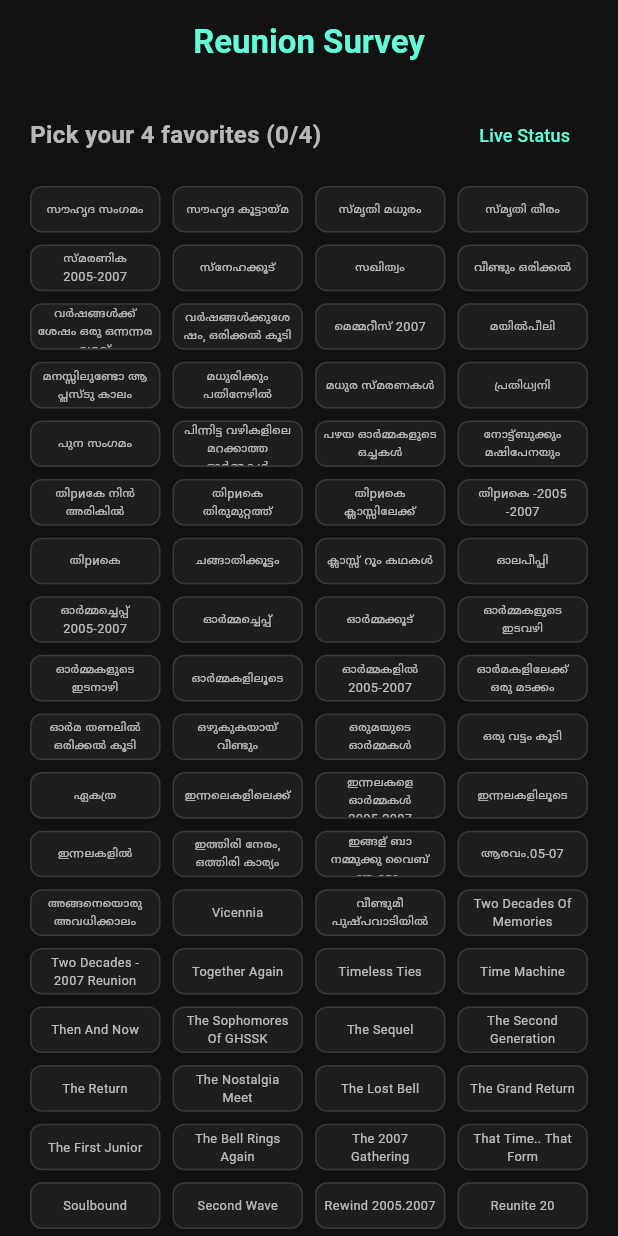
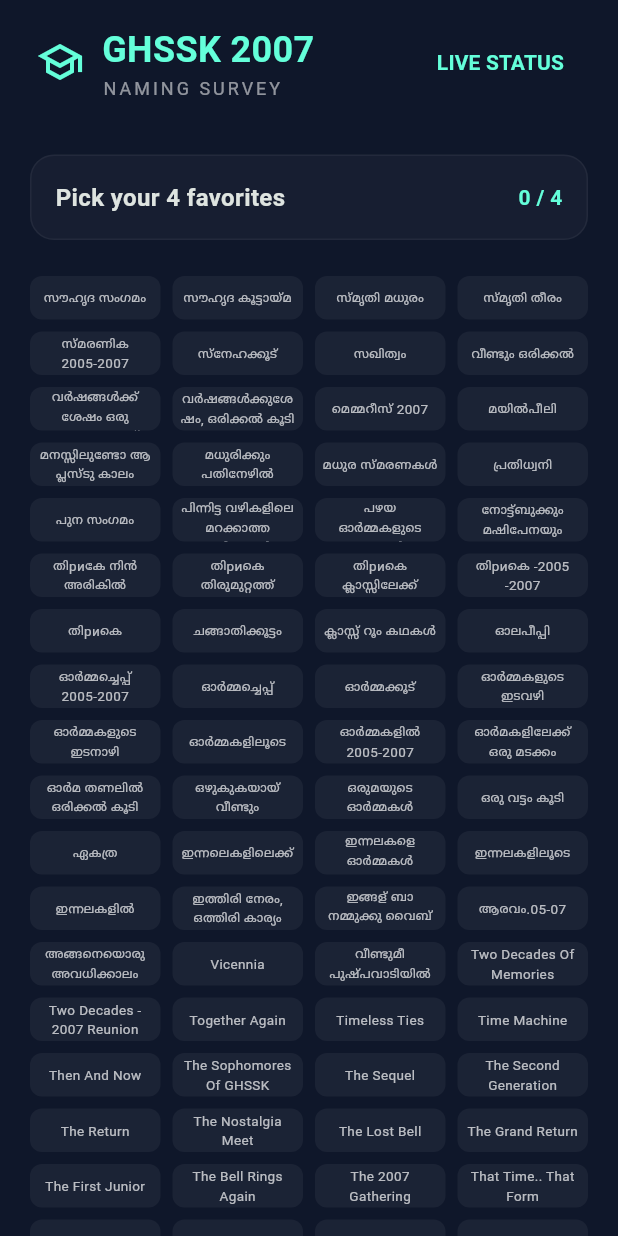
Before and after one commit to ishaque-dev/survey, a Flutter app: the screen it shows after launch, on a phone screen of 412 x 824 dp. Run offline on Flutter 3.47's test engine with Material 3 defaults, Android fonts, the light colour scheme and no system bars; our stand-ins replace cloud_firestore, firebase_auth, firebase_core; accounts and stored records are empty.

Commit message:
Updated ui

```diff
--- a/lib/main.dart
+++ b/lib/main.dart
@@ -22,29 +22,33 @@ class MyApp extends StatelessWidget {
   @override
   Widget build(BuildContext context) {
     return MaterialApp(
-      title: 'Reunion Survey',
+      title: 'GHSSK Reunion 2007',
       debugShowCheckedModeBanner: false,
       theme: ThemeData(
         useMaterial3: true,
+        brightness: Brightness.dark,
+        scaffoldBackgroundColor: const Color(0xFF0F172A),
         colorScheme: ColorScheme.fromSeed(
           seedColor: Colors.tealAccent,
           brightness: Brightness.dark,
-          surface: const Color(0xFF121212),
+          primary: Colors.tealAccent,
+          surface: const Color(0xFF1E293B),
         ),
         inputDecorationTheme: InputDecorationTheme(
           filled: true,
           fillColor: Colors.white.withOpacity(0.05),
+          contentPadding: const EdgeInsets.symmetric(horizontal: 16, vertical: 16),
           border: OutlineInputBorder(
-            borderRadius: BorderRadius.circular(12),
+            borderRadius: BorderRadius.circular(16),
             borderSide: BorderSide.none,
           ),
           enabledBorder: OutlineInputBorder(
-            borderRadius: BorderRadius.circular(12),
+            borderRadius: BorderRadius.circular(16),
             borderSide: BorderSide.none,
           ),
           focusedBorder: OutlineInputBorder(
-            borderRadius: BorderRadius.circular(12),
-            borderSide: const BorderSide(color: Colors.tealAccent, width: 1),
+            borderRadius: BorderRadius.circular(16),
+            borderSide: const BorderSide(color: Colors.tealAccent, width: 1.5),
           ),
           labelStyle: const TextStyle(color: Colors.tealAccent),
           prefixIconColor: Colors.tealAccent,
@@ -52,10 +56,11 @@ class MyApp extends StatelessWidget {
         elevatedButtonTheme: ElevatedButtonThemeData(
           style: ElevatedButton.styleFrom(
             backgroundColor: Colors.tealAccent,
-            foregroundColor: Colors.black87,
-            minimumSize: const Size.fromHeight(56),
-            shape: RoundedRectangleBorder(borderRadius: BorderRadius.circular(12)),
+            foregroundColor: const Color(0xFF0F172A),
+            minimumSize: const Size.fromHeight(60),
+            shape: RoundedRectangleBorder(borderRadius: BorderRadius.circular(16)),
             textStyle: const TextStyle(fontWeight: FontWeight.bold, fontSize: 16),
+            elevation: 8,
           ),
         ),
       ),
@@ -135,10 +140,11 @@ class _SurveyPageState extends State<SurveyPage> {
   void _showSnackBar(String message, {bool isError = false}) {
     ScaffoldMessenger.of(context).showSnackBar(
       SnackBar(
-        content: Text(message, style: const TextStyle(color: Colors.white)),
+        content: Text(message,textAlign: TextAlign.center,),
         backgroundColor: isError ? Colors.redAccent : Colors.teal.shade700,
         behavior: SnackBarBehavior.floating,
-        shape: RoundedRectangleBorder(borderRadius: BorderRadius.circular(10)),
+        shape: RoundedRectangleBorder(borderRadius: BorderRadius.circular(12)),
+        margin: const EdgeInsets.all(20),
       ),
     );
   }
@@ -187,7 +193,7 @@ class _SurveyPageState extends State<SurveyPage> {
             _otpSent = true;
             _isLoading = false;
           });
-          _showSnackBar('Code sent to $phoneNumber');
+          _showSnackBar('OTP code sent to $phoneNumber');
         },
         codeAutoRetrievalTimeout: (String verificationId) {
           _verificationId = verificationId;
@@ -213,7 +219,7 @@ class _SurveyPageState extends State<SurveyPage> {
       _saveData(phoneNumber);
     } catch (e) {
       setState(() => _isLoading = false);
-      _showSnackBar('Invalid OTP.', isError: true);
+      _showSnackBar('Invalid OTP code.', isError: true);
     }
   }
 
@@ -269,50 +275,125 @@ class _SurveyPageState extends State<SurveyPage> {
   @override
   Widget build(BuildContext context) {
     final theme = Theme.of(context);
+    final size = MediaQuery.of(context).size;
+    final isWide = size.width > 900;
 
     return Scaffold(
-      appBar: AppBar(
-        title: const Text('Reunion Survey', style: TextStyle(fontWeight: FontWeight.bold, color: Colors.tealAccent)),
-        centerTitle: true,
-        backgroundColor: Colors.transparent,
-        elevation: 0,
-      ),
       body: Stack(
         children: [
-          _showResults ? _buildResultsView(theme) : _buildSurveyView(theme),
+          SafeArea(
+            child: Column(
+              children: [
+                _buildHeader(theme),
+                Expanded(
+                  child: isWide ? _buildWideLayout(theme) : _buildMobileLayout(theme),
+                ),
+              ],
+            ),
+          ),
           if (_isLoading)
-            Container(color: Colors.black54, child: const Center(child: CircularProgressIndicator(color: Colors.tealAccent))),
+            Container(
+              color: Colors.black54,
+              child: const Center(child: CircularProgressIndicator(color: Colors.tealAccent)),
+            ),
         ],
       ),
     );
   }
 
-  Widget _buildSurveyView(ThemeData theme) {
-    return SingleChildScrollView(
-      padding: const EdgeInsets.symmetric(horizontal: 20.0, vertical: 10),
-      child: Column(
-        crossAxisAlignment: CrossAxisAlignment.stretch,
-        children: [
-          Row(
+  Widget _buildHeader(ThemeData theme) {
+    final size = MediaQuery.of(context).size;
+    final isWide = size.width > 900;
+
+    return Container(
+      padding: const EdgeInsets.symmetric(horizontal: 24, vertical: 16),
+      child: Row(
         mainAxisAlignment: MainAxisAlignment.spaceBetween,
         children: [
+          const Row(
+            children: [
+              Icon(Icons.school_outlined, color: Colors.tealAccent, size: 32),
+              SizedBox(width: 12),
+              Column(
+                crossAxisAlignment: CrossAxisAlignment.start,
+                children: [
                   Text(
-                'Pick your 4 favorites (${_selectedOptions.length}/4)',
-                style: const TextStyle(fontSize: 16, fontWeight: FontWeight.w600, color: Colors.white70),
+                    'GHSSK 2007',
+                    style: TextStyle(fontSize: 24, fontWeight: FontWeight.bold, color: Colors.tealAccent),
                   ),
-              TextButton(
-                onPressed: () => setState(() => _showResults = true),
-                child: const Text('Live Status', style: TextStyle(color: Colors.tealAccent, fontSize: 12)),
+                  Text(
+                    'NAMING SURVEY',
+                    style: TextStyle(fontSize: 12, letterSpacing: 2, color: Colors.white54),
                   ),
                 ],
               ),
-          const SizedBox(height: 10),
+            ],
+          ),
+          if (!isWide)
+            TextButton(
+              onPressed: () => setState(() => _showResults = !_showResults),
+              child: Text(
+                _showResults ? 'VOTE NOW' : 'LIVE STATUS',
+                style: const TextStyle(color: Colors.tealAccent, fontWeight: FontWeight.bold),
+              ),
+            ),
+        ],
+      ),
+    );
+  }
+
+  Widget _buildWideLayout(ThemeData theme) {
+    return Row(
+      crossAxisAlignment: CrossAxisAlignment.start,
+      children: [
+        Expanded(
+          flex: 1,
+          child: SingleChildScrollView(
+            padding: const EdgeInsets.all(24),
+            child: _buildSurveyContent(theme),
+          ),
+        ),
+        VerticalDivider(width: 1, color: Colors.white.withOpacity(0.1)),
+        Expanded(
+          flex: 1,
+          child: _buildResultsView(theme, showTotal: true),
+        ),
+      ],
+    );
+  }
+
+  Widget _buildMobileLayout(ThemeData theme) {
+    return _showResults
+      ? _buildResultsView(theme, showTotal: true)
+      : SingleChildScrollView(padding: const EdgeInsets.all(20), child: _buildSurveyContent(theme));
+  }
+
+  Widget _buildSurveyContent(ThemeData theme) {
+    return Column(
+      crossAxisAlignment: CrossAxisAlignment.stretch,
+      children: [
+        Container(
+          padding: const EdgeInsets.all(16),
+          decoration: BoxDecoration(
+            color: Colors.white.withOpacity(0.03),
+            borderRadius: BorderRadius.circular(16),
+            border: Border.all(color: Colors.white.withOpacity(0.05)),
+          ),
+          child: Row(
+            mainAxisAlignment: MainAxisAlignment.spaceBetween,
+            children: [
+              const Text('Pick your 4 favorites', style: TextStyle(fontSize: 16, fontWeight: FontWeight.bold)),
+              Text('${_selectedOptions.length} / 4', style: const TextStyle(color: Colors.tealAccent, fontWeight: FontWeight.bold)),
+            ],
+          ),
+        ),
+        const SizedBox(height: 24),
         GridView.builder(
           shrinkWrap: true,
           physics: const NeverScrollableScrollPhysics(),
           gridDelegate: const SliverGridDelegateWithFixedCrossAxisCount(
             crossAxisCount: 4,
-              childAspectRatio: 2.8,
+            childAspectRatio: 3,
             mainAxisSpacing: 8,
             crossAxisSpacing: 8,
           ),
@@ -325,12 +406,8 @@ class _SurveyPageState extends State<SurveyPage> {
               child: AnimatedContainer(
                 duration: const Duration(milliseconds: 200),
                 decoration: BoxDecoration(
-                    color: isSelected ? Colors.tealAccent.withOpacity(0.9) : Colors.white.withOpacity(0.05),
+                  color: isSelected ? Colors.tealAccent : Colors.white.withOpacity(0.05),
                   borderRadius: BorderRadius.circular(8),
-                    border: Border.all(
-                      color: isSelected ? Colors.tealAccent : Colors.white12,
-                      width: 1,
-                    ),
                 ),
                 alignment: Alignment.center,
                 padding: const EdgeInsets.symmetric(horizontal: 4),
@@ -338,7 +415,7 @@ class _SurveyPageState extends State<SurveyPage> {
                   option,
                   textAlign: TextAlign.center,
                   style: TextStyle(
-                      fontSize: 8.5,
+                    fontSize: 9,
                     color: isSelected ? Colors.black : Colors.white70,
                     fontWeight: isSelected ? FontWeight.bold : FontWeight.normal,
                   ),
@@ -350,15 +427,13 @@ class _SurveyPageState extends State<SurveyPage> {
         const SizedBox(height: 32),
         TextField(
           controller: _nameController,
-            style: const TextStyle(color: Colors.white),
           decoration: const InputDecoration(labelText: 'Full Name', prefixIcon: Icon(Icons.person_outline)),
         ),
         const SizedBox(height: 16),
         if (!_otpSent) ...[
           TextField(
             controller: _phoneController,
-              style: const TextStyle(color: Colors.white),
-              decoration: const InputDecoration(labelText: 'Phone', prefixText: '+91 ',),
+            decoration: const InputDecoration(labelText: 'Phone Number', prefixText: '+91 ',),
             keyboardType: TextInputType.phone,
           ),
           const SizedBox(height: 24),
@@ -369,24 +444,32 @@ class _SurveyPageState extends State<SurveyPage> {
         ] else ...[
           TextField(
             controller: _otpController,
-              style: const TextStyle(color: Colors.white),
             decoration: const InputDecoration(labelText: 'Verification Code', prefixIcon: Icon(Icons.lock_outline)),
             keyboardType: TextInputType.number,
           ),
           const SizedBox(height: 24),
           ElevatedButton(
             onPressed: _isLoading ? null : _verifyOtp,
-              style: ElevatedButton.styleFrom(backgroundColor: Colors.tealAccent),
             child: const Text('VERIFY & VOTE'),
           ),
         ],
         const SizedBox(height: 40),
+        const Center(
+          child: Column(
+            children: [
+              Text(
+                'Created with ❤️ by Ishaque',
+                style: TextStyle(color: Colors.white30, fontSize: 12, letterSpacing: 0.5),
+              ),
+              SizedBox(height: 20),
             ],
           ),
+        ),
+      ],
     );
   }
 
-  Widget _buildResultsView(ThemeData theme) {
+  Widget _buildResultsView(ThemeData theme, {bool showTotal = false}) {
     return StreamBuilder<QuerySnapshot>(
       stream: FirebaseFirestore.instance.collection('options').snapshots(),
       builder: (context, snapshot) {
@@ -397,6 +480,8 @@ class _SurveyPageState extends State<SurveyPage> {
         for (var doc in docs) {
           totalVotesCast += ((doc.data() as Map<String, dynamic>)['count'] ?? 0) as int;
         }
+        final totalVoters = totalVotesCast / 4;
+
         final sortedDocs = docs.toList()
           ..sort((a, b) {
             final aData = a.data() as Map<String, dynamic>;
@@ -409,33 +494,53 @@ class _SurveyPageState extends State<SurveyPage> {
         return Column(
           children: [
             Padding(
-              padding: const EdgeInsets.all(20.0),
+              padding: const EdgeInsets.all(24.0),
               child: Row(
+                mainAxisAlignment: MainAxisAlignment.spaceBetween,
                 children: [
-                  const Icon(Icons.leaderboard, color: Colors.tealAccent),
-                  const SizedBox(width: 12),
+                  const Text('Live Status', style: TextStyle(fontSize: 22, fontWeight: FontWeight.bold)),
+                  if (showTotal)
+                    Stack(
+                      alignment: Alignment.center,
+                      children: [
+                        SizedBox(
+                          height: 60,
+                          width: 60,
+                          child: CircularProgressIndicator(
+                            value: totalVoters / 189,
+                            strokeWidth: 6,
+                            backgroundColor: Colors.white10,
+                            color: Colors.tealAccent,
+                          ),
+                        ),
+                        Column(
+                          mainAxisSize: MainAxisSize.min,
+                          children: [
+                            Text(
+                              '${totalVoters.toInt()}',
+                              style: const TextStyle(fontSize: 16, fontWeight: FontWeight.bold, color: Colors.white),
+                            ),
                             const Text(
-                    'Live Rankings',
-                    style: TextStyle(fontSize: 22, fontWeight: FontWeight.bold, color: Colors.white),
+                              '/ 189',
+                              style: TextStyle(fontSize: 8, color: Colors.white54, fontWeight: FontWeight.bold),
                             ),
-                  const Spacer(),
-                  IconButton(
-                    onPressed: () => setState(() => _showResults = false),
-                    icon: const Icon(Icons.close, color: Colors.white54),
-                  )
+                          ],
+                        ),
+                      ],
+                    ),
                 ],
               ),
             ),
             Expanded(
               child: ListView.builder(
-                padding: const EdgeInsets.symmetric(horizontal: 20),
+                padding: const EdgeInsets.symmetric(horizontal: 24),
                 itemCount: sortedDocs.length,
                 itemBuilder: (context, index) {
                   final doc = sortedDocs[index];
                   final name = doc.id;
                   final count = (doc.data() as Map<String, dynamic>)['count'] ?? 0;
                   final double progress = maxCount > 0 ? count / maxCount : 0;
-                  final double percentage = totalVotesCast > 0 ? (count / (totalVotesCast / 4)) * 100 : 0;
+                  final double percentage = totalVoters > 0 ? (count / totalVoters) * 100 : 0;
 
                   return Container(
                     margin: const EdgeInsets.only(bottom: 16),
@@ -451,56 +556,39 @@ class _SurveyPageState extends State<SurveyPage> {
                         Row(
                           mainAxisAlignment: MainAxisAlignment.spaceBetween,
                           children: [
-                            Expanded(
-                              child: Text(
-                                name,
-                                style: const TextStyle(fontWeight: FontWeight.bold, color: Colors.white, fontSize: 15),
-                              ),
-                            ),
-                            Text(
-                              '$count',
-                              style: const TextStyle(color: Colors.tealAccent, fontWeight: FontWeight.bold, fontSize: 18),
-                            ),
+                            Expanded(child: Text(name, style: const TextStyle(fontWeight: FontWeight.bold, fontSize: 14))),
+                            Text('$count', style: const TextStyle(color: Colors.tealAccent, fontWeight: FontWeight.bold, fontSize: 16)),
                           ],
                         ),
                         const SizedBox(height: 12),
                         Stack(
                           children: [
-                            Container(
-                              height: 8,
-                              width: double.infinity,
-                              decoration: BoxDecoration(
-                                color: Colors.white10,
-                                borderRadius: BorderRadius.circular(4),
-                              ),
-                            ),
+                            Container(height: 6, decoration: BoxDecoration(color: Colors.white10, borderRadius: BorderRadius.circular(3))),
                             AnimatedContainer(
                               duration: const Duration(seconds: 1),
-                              height: 8,
-                              width: MediaQuery.of(context).size.width * 0.75 * progress,
+                              height: 6,
+                              width: (MediaQuery.of(context).size.width * 0.4) * progress,
                               decoration: BoxDecoration(
                                 gradient: LinearGradient(colors: [Colors.teal.shade700, Colors.tealAccent]),
-                                borderRadius: BorderRadius.circular(4),
-                                boxShadow: [
-                                  BoxShadow(
-                                    color: Colors.tealAccent.withOpacity(0.3),
-                                    blurRadius: 4,
-                                    spreadRadius: 1,
-                                  )
-                                ],
+                                borderRadius: BorderRadius.circular(3),
                               ),
                             ),
                           ],
                         ),
                         const SizedBox(height: 8),
-                        Text(
-                          '${percentage.toStringAsFixed(1)}% of voters chose this',
-                          style: TextStyle(color: Colors.white38, fontSize: 11),
-                        ),
+                        Text('${percentage.toStringAsFixed(1)}% of voters', style: const TextStyle(color: Colors.white38, fontSize: 10)),
                       ],
                     ),
                   );
                 },
+              ),
+            ),
+            const Divider(color: Colors.white10, height: 1),
+            const Padding(
+              padding: EdgeInsets.symmetric(vertical: 16),
+              child: Text(
+                'Created with ❤️ by Ishaque',
+                style: TextStyle(color: Colors.white30, fontSize: 10, letterSpacing: 0.5),
               ),
             ),
           ],
```
Also changed, not shown: firebase.json. Lines whose indentation alone changed are shown as unchanged.
